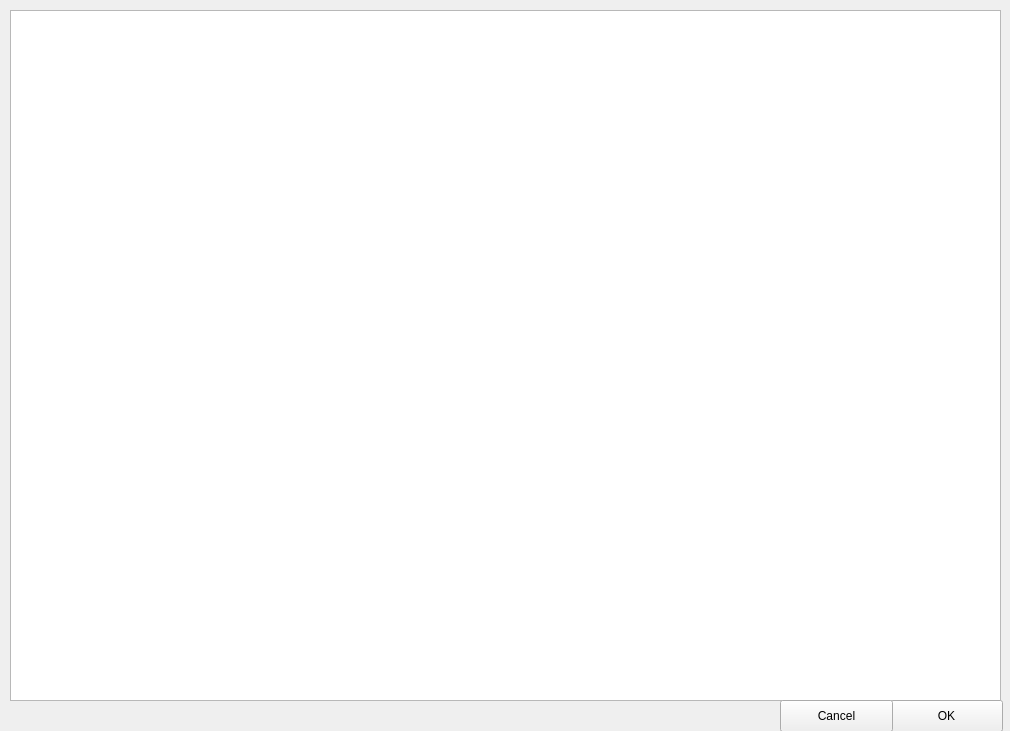
First picture: the form in TableViewWindow.ui, repository adamarutyunov/QLAdmin, before the edit.
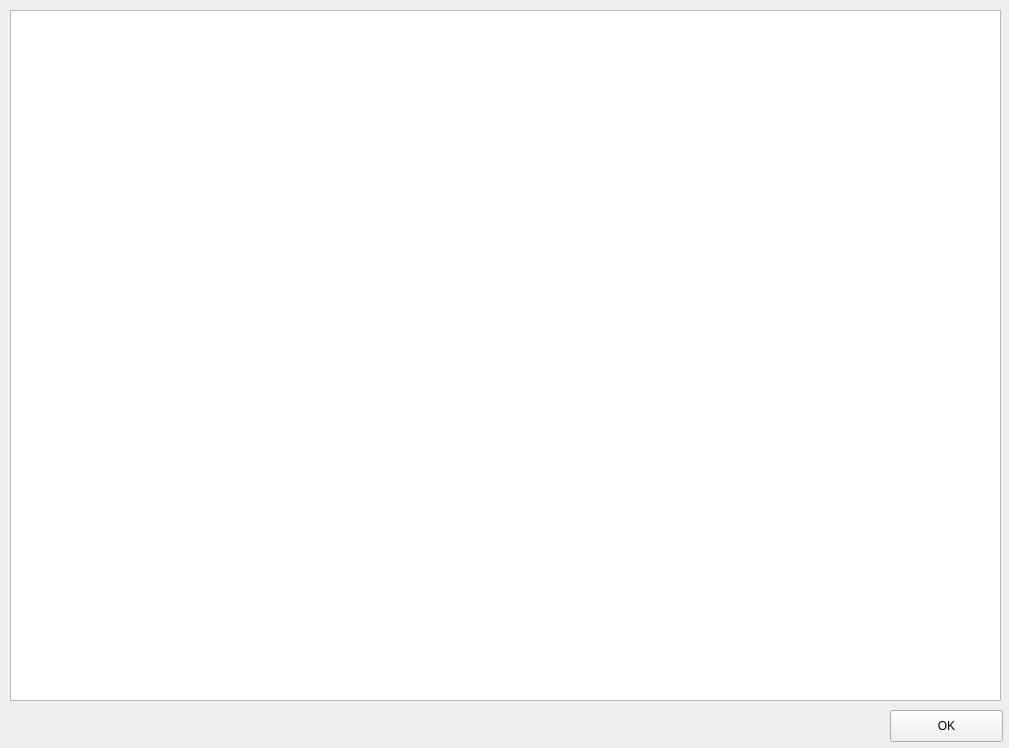
Second picture: the form after the edit.

Commit message: Added QLDatabaseViewWindow in QLAdmin.py. Minimal changes in UIs.

What changed in the file:
```diff
--- a/TableViewWindow.ui
+++ b/TableViewWindow.ui
@@ -6,8 +6,8 @@
    <rect>
     <x>0</x>
     <y>0</y>
-    <width>1010</width>
-    <height>731</height>
+    <width>1009</width>
+    <height>748</height>
    </rect>
   </property>
   <property name="windowTitle">
@@ -28,7 +28,7 @@
     <property name="geometry">
      <rect>
       <x>890</x>
-      <y>700</y>
+      <y>710</y>
       <width>113</width>
       <height>32</height>
      </rect>
@@ -37,19 +37,6 @@
      <string>OK</string>
     </property>
    </widget>
-   <widget class="QPushButton" name="cancel_button">
-    <property name="geometry">
-     <rect>
-      <x>780</x>
-      <y>700</y>
-      <width>113</width>
-      <height>32</height>
-     </rect>
-    </property>
-    <property name="text">
-     <string>Cancel</string>
-    </property>
-   </widget>
   </widget>
  </widget>
  <resources/>
```
The commit also changes 4 other files.
